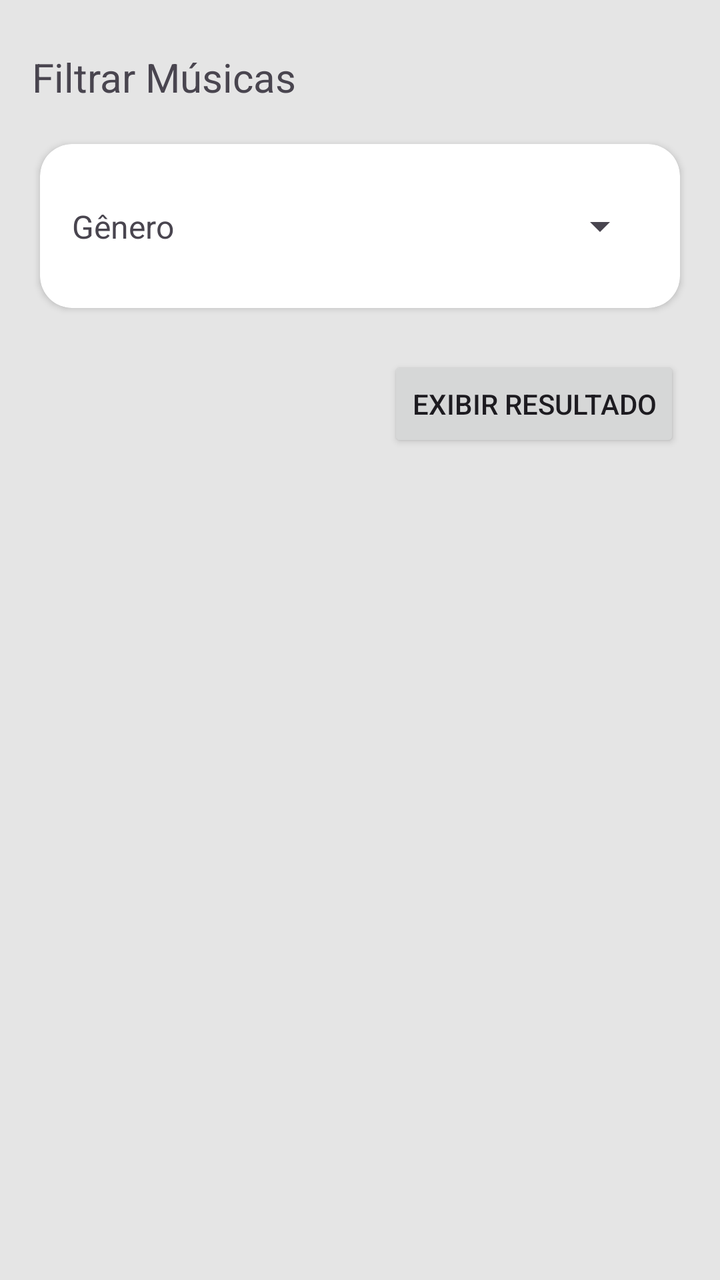
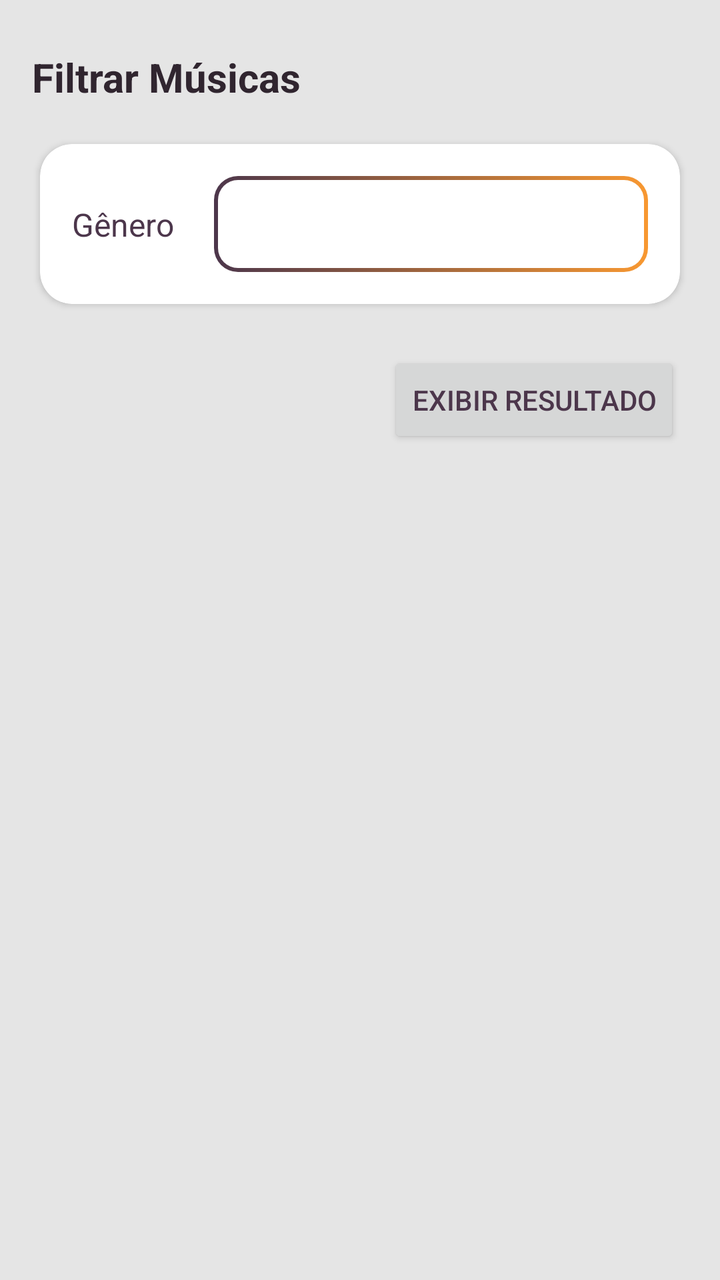

An Android layout rendered at two revisions. The XML below is the earlier revision; the diff shows what the commit changed to produce the second picture.
<!-- AndroidManifest.xml: application theme Theme.Tracker -->
<!-- res/layout/fragment_filtro.xml -->
<?xml version="1.0" encoding="utf-8"?>
<androidx.constraintlayout.widget.ConstraintLayout xmlns:android="http://schemas.android.com/apk/res/android"
    xmlns:app="http://schemas.android.com/apk/res-auto"
    xmlns:tools="http://schemas.android.com/tools"
    android:id="@+id/frameLayout"
    style="@style/BACKGROUND"
    android:layout_width="match_parent"
    android:layout_height="match_parent"
    tools:context=".FiltroFragment">

    <TextView
        android:id="@+id/textView3"
        android:layout_width="wrap_content"
        android:layout_height="wrap_content"
        android:layout_marginStart="16dp"
        android:layout_marginTop="25dp"
        android:text="Filtrar Músicas"
        android:textSize="20sp"
        app:layout_constraintStart_toStartOf="parent"
        app:layout_constraintTop_toTopOf="parent" />

    <androidx.cardview.widget.CardView
        android:id="@+id/cardView2"
        android:layout_width="0dp"
        android:layout_height="wrap_content"
        android:layout_marginStart="20dp"
        android:layout_marginTop="20dp"
        android:layout_marginEnd="20dp"
        app:cardCornerRadius="16dp"
        app:layout_constraintEnd_toEndOf="parent"
        app:layout_constraintStart_toStartOf="parent"
        app:layout_constraintTop_toBottomOf="@+id/textView3">

        <androidx.constraintlayout.widget.ConstraintLayout
            android:layout_width="match_parent"
            android:layout_height="wrap_content"
            android:padding="16dp">

            <TextView
                android:id="@+id/textView2"
                android:layout_width="wrap_content"
                android:layout_height="wrap_content"
                android:text="Gênero"
                android:textSize="16sp"
                app:layout_constraintBottom_toBottomOf="parent"
                app:layout_constraintStart_toStartOf="parent"
                app:layout_constraintTop_toTopOf="parent" />

            <Spinner
                android:id="@+id/spinner"
                android:layout_width="0dp"
                android:layout_height="50dp"
                android:layout_marginStart="16dp"
                app:layout_constraintBottom_toBottomOf="parent"
                app:layout_constraintEnd_toEndOf="parent"
                app:layout_constraintStart_toEndOf="@+id/textView2"
                app:layout_constraintTop_toTopOf="parent" />
        </androidx.constraintlayout.widget.ConstraintLayout>

    </androidx.cardview.widget.CardView>

    <Button
        android:id="@+id/button"
        android:layout_width="wrap_content"
        android:layout_height="wrap_content"
        android:layout_marginTop="24dp"
        android:text="Exibir resultado"
        app:layout_constraintEnd_toEndOf="@+id/cardView2"
        app:layout_constraintTop_toBottomOf="@+id/cardView2" />

</androidx.constraintlayout.widget.ConstraintLayout>
<!-- resources referenced by this layout -->
<resources>
  <style name="BACKGROUND">
          <item name="android:background">@color/cinza_claro</item>
      </style>
  <style name="Theme.Tracker" parent="Base.Theme.Tracker" />
  <color name="cinza_claro">#E5E5E5</color>
  <style name="Base.Theme.Tracker" parent="Theme.Material3.DayNight.NoActionBar">
          
      </style>
</resources>

<!-- the commit's change to res/layout/fragment_filtro.xml (unified diff, before → after) -->
@@ -3,7 +3,7 @@
     xmlns:app="http://schemas.android.com/apk/res-auto"
     xmlns:tools="http://schemas.android.com/tools"
     android:id="@+id/frameLayout"
-    style="@style/BACKGROUND"
+    style="@style/Base.Theme.Tracker"
     android:layout_width="match_parent"
     android:layout_height="match_parent"
     tools:context=".FiltroFragment">
@@ -15,9 +15,9 @@
         android:layout_marginStart="16dp"
         android:layout_marginTop="25dp"
         android:text="Filtrar Músicas"
-        android:textSize="20sp"
         app:layout_constraintStart_toStartOf="parent"
-        app:layout_constraintTop_toTopOf="parent" />
+        app:layout_constraintTop_toTopOf="parent"
+        style="@style/TextoTitulo"/>
 
     <androidx.cardview.widget.CardView
         android:id="@+id/cardView2"
@@ -49,12 +49,18 @@
             <Spinner
                 android:id="@+id/spinner"
                 android:layout_width="0dp"
-                android:layout_height="50dp"
-                android:layout_marginStart="16dp"
+                android:layout_height="48dp"
+                android:layout_marginStart="20dp"
+                android:background="@drawable/bg_spinner_gradient"
+                android:paddingStart="12dp"
+                android:paddingEnd="12dp"
                 app:layout_constraintBottom_toBottomOf="parent"
                 app:layout_constraintEnd_toEndOf="parent"
                 app:layout_constraintStart_toEndOf="@+id/textView2"
-                app:layout_constraintTop_toTopOf="parent" />
+                app:layout_constraintTop_toTopOf="parent"
+                android:popupBackground="@drawable/bg_spinner_popup"
+
+                />
         </androidx.constraintlayout.widget.ConstraintLayout>
 
     </androidx.cardview.widget.CardView>
<!-- resource entries referenced after the edit -->
@@ -1,12 +1,90 @@
 <!-- resources referenced by this layout -->
 <resources>
-  <style name="BACKGROUND">
-          <item name="android:background">@color/cinza_claro</item>
-      </style>
-  <style name="Theme.Tracker" parent="Base.Theme.Tracker" />
-  <color name="cinza_claro">#E5E5E5</color>
+  <!-- drawable bg_spinner_gradient (drawable) -->
+  <?xml version="1.0" encoding="utf-8"?>
+  <ripple xmlns:android="http://schemas.android.com/apk/res/android"
+      android:color="#22000000">
+      <item>
+          <shape android:shape="rectangle">
+              <corners android:radius="12dp" />
+              <gradient
+                  android:angle="0"
+                  android:endColor="@color/laranja"
+                  android:startColor="@color/roxo_letra"
+                  android:type="linear" />
+          </shape>
+      </item>
+      
+      <item
+          android:bottom="2dp"
+          android:left="2dp"
+          android:right="2dp"
+          android:top="2dp">
+          <shape android:shape="rectangle">
+              <solid android:color="@color/branco" />
+              <corners android:radius="10dp" />
+          </shape>
+      </item>
+  </ripple>
+  <!-- drawable bg_spinner_popup (drawable) -->
+  <?xml version="1.0" encoding="utf-8"?>
+  <shape xmlns:android="http://schemas.android.com/apk/res/android"
+      android:shape="rectangle">
+      <solid android:color="@color/branco" />
+      <corners android:radius="12dp" />
+  
+  </shape>
   <style name="Base.Theme.Tracker" parent="Theme.Material3.DayNight.NoActionBar">
           
+          <item name="android:colorBackground">@color/cinza_claro</item>
+  
+          
+          <item name="colorPrimary">@color/laranja</item>
+          <item name="colorOnPrimary">@color/branco</item>
+  
+          
+          <item name="colorSurface">@color/roxo_claro</item>
+          <item name="colorOnSurface">@color/branco</item>
+  
+          
+          <item name="materialButtonStyle">@style/EstiloBotaoPadrao</item>
+          <item name="cardViewStyle">@style/MeuCardViewStyle</item>
+  
+          <item name="android:textColor">@color/roxo_letra</item>
+  
+  
       </style>
+  <style name="TextoTitulo">
+          <item name="android:textColor">@color/roxo_escuro</item>
+          <item name="android:textSize">20sp</item>
+          <item name="android:textStyle">bold</item>
+      </style>
+  <style name="Theme.Tracker" parent="Base.Theme.Tracker">
+          
+          <item name="android:navigationBarColor">@android:color/transparent</item>
+          <item name="android:statusBarColor">@android:color/transparent</item>
+          <item name="android:windowLightStatusBar">?attr/isLightTheme</item>
+      </style>
+  <color name="laranja">#F89831</color>
+  <color name="roxo_letra">#4C364B</color>
+  <color name="branco">#FFFFFF</color>
+  <color name="cinza_claro">#E5E5E5</color>
+  <color name="roxo_claro">#A58CA3</color>
+  <style name="EstiloBotaoPadrao" parent="Widget.Material3.Button">
+          <item name="backgroundTint">@color/laranja</item>
+          <item name="android:textColor">@color/branco</item>
+          <item name="cornerRadius">24dp</item>
+      </style>
+  <style name="MeuCardViewStyle" parent="CardView">
+          
+          <item name="cardBackgroundColor">@color/branco</item>
+  
+          
+          <item name="cardCornerRadius">16dp</item>
+  
+          
+          <item name="cardElevation">2dp</item>
+      </style>
+  <color name="roxo_escuro">#30252F</color>
 </resources>
 
